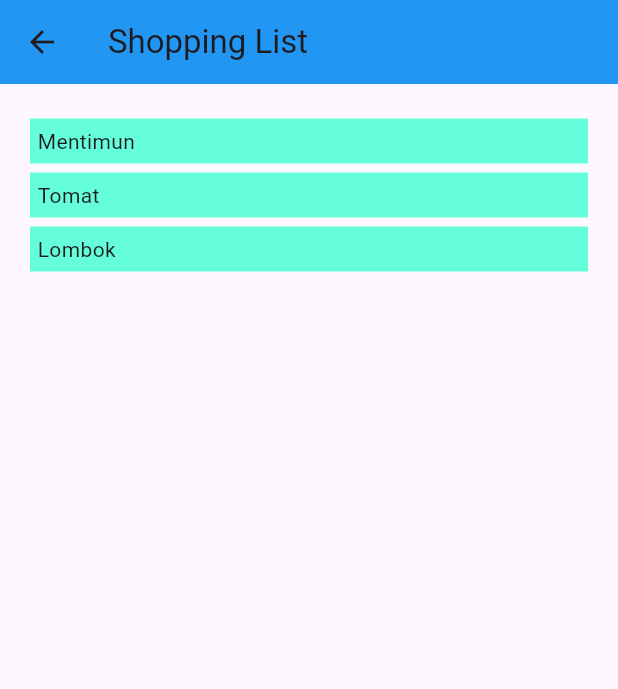
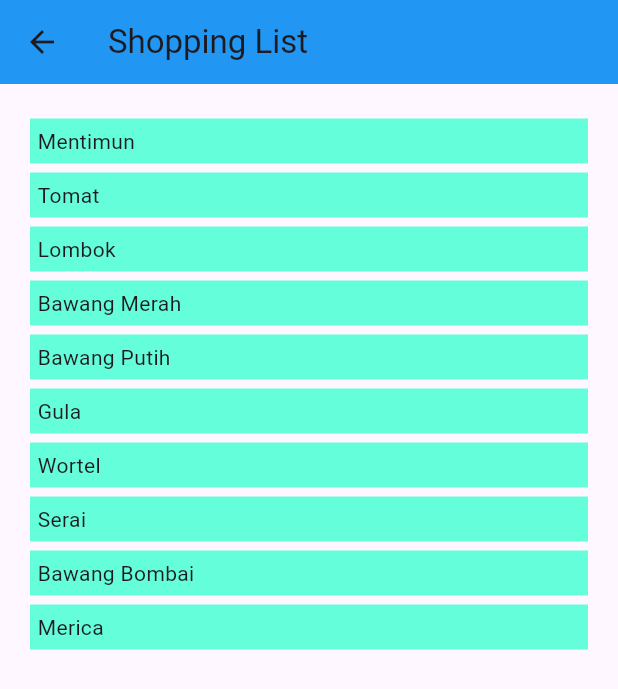
Before and after one commit to Vinn1105/flutter-fundamental, a Flutter app: the ShopingScreen screen opened directly, on a phone screen of 412 x 824 dp. Shown: the top 689 px of the screen. Run offline on Flutter 3.47's test engine with Material 3 defaults, Android fonts, the phone set to English and light mode, and no system bars; our stand-ins replace go_router.

Commit message:
pratikum 2

```diff
--- a/lib/data/barang.dart
+++ b/lib/data/barang.dart
@@ -4,4 +4,11 @@ final list_barang = [
   Barang(1, "Mentimun"),
   Barang(2, "Tomat"),
   Barang(3, "Lombok"),
+  Barang(4, "Bawang Merah"),
+  Barang(5, "Bawang Putih"),
+  Barang(6, "Gula"),
+  Barang(7, "Wortel"),
+  Barang(8, "Serai"),
+  Barang(9, "Bawang Bombai"),
+  Barang(10, "Merica"),
 ];
--- a/lib/widgets/item_barang_widget.dart
+++ b/lib/widgets/item_barang_widget.dart
@@ -1,22 +1,26 @@
 import 'package:flutter/material.dart';
-import 'package:pml/domain/barang.dart'; // Sesuaikan import model Barang Anda
+import 'package:go_router/go_router.dart';
+import 'package:pml/domain/barang.dart';
 
+// Widget khusus untuk menampilkan satu item barang
 class ItemBarangWidget extends StatelessWidget {
-  final Barang barang;
+  final Barang barang; // Menerima data barang yang akan ditampilkan
 
   const ItemBarangWidget({super.key, required this.barang});
 
   @override
   Widget build(BuildContext context) {
+    // Mendeteksi sentuhan/klik pada item
     return GestureDetector(
       onTap: () {
-        Navigator.pushNamed(context, '/detail', arguments: barang);
+        context.go('/detail/${barang.id}');
       },
+      // Tampilan visual/desain kotak untuk setiap barang
       child: Container(
         color: Colors.tealAccent,
-        margin: EdgeInsets.symmetric(vertical: 3),
-        padding: EdgeInsets.all(5),
-        child: Text(barang.nama_barang),
+        margin: const EdgeInsets.symmetric(vertical: 3), // Jarak atas-bawah antar item
+        padding: const EdgeInsets.all(5), // Jarak di dalam kotak item
+        child: Text(barang.nama_barang), // Menampilkan nama barang
       ),
     );
   }
--- a/pubspec.yaml
+++ b/pubspec.yaml
@@ -34,6 +34,7 @@ dependencies:
   # The following adds the Cupertino Icons font to your application.
   # Use with the CupertinoIcons class for iOS style icons.
   cupertino_icons: ^1.0.8
+  go_router: ^18.1.0
 
 dev_dependencies:
   flutter_test:
```
Also changed, not shown: lib/main.dart (+24 -90 lines), lib/pages/detail_shoping_screen.dart (+11 -4 lines), pubspec.lock.
